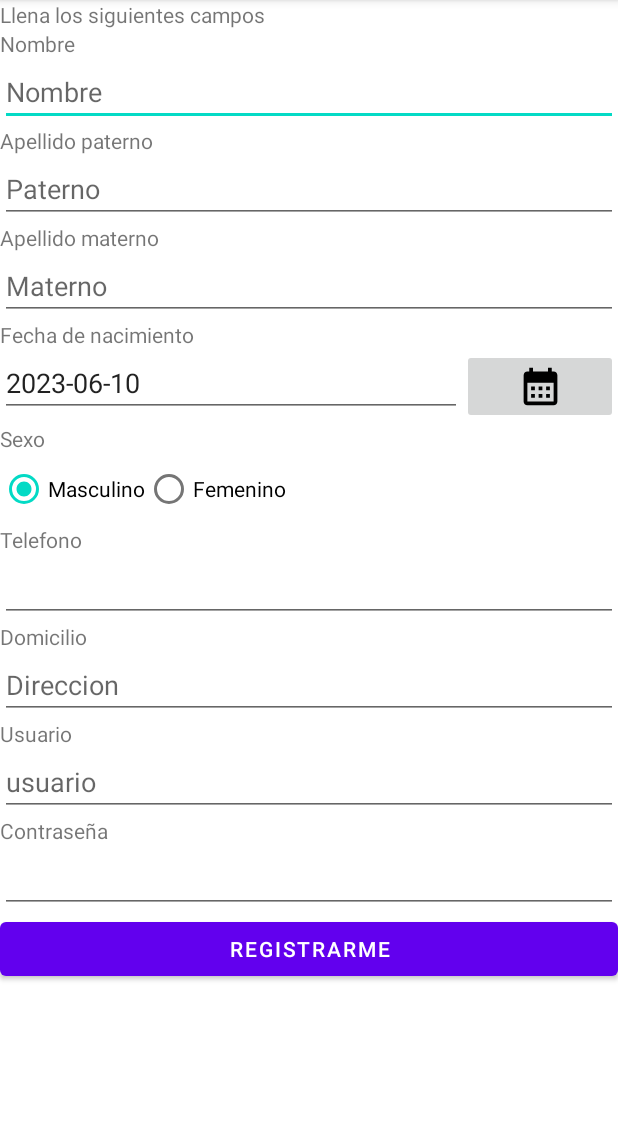
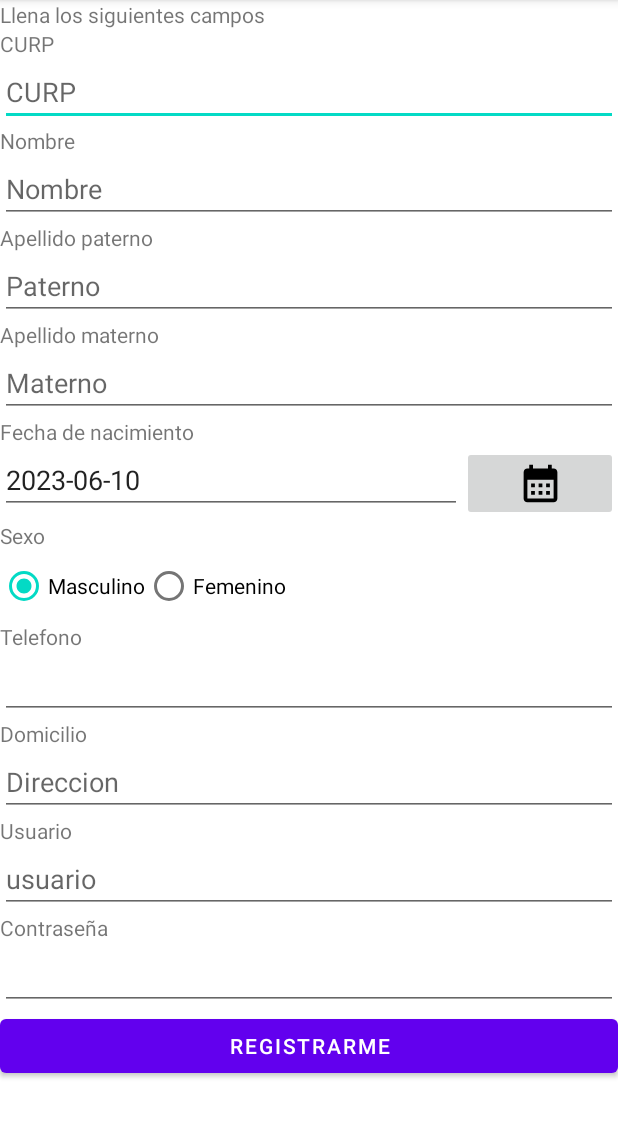
Before and after one commit to RusselCanche/AppDocumentacionTransito, an Android app: the screen it shows after launch (RegistroUsuarioActivity), after a tap on "SOY NUEVO, QUIERO REGISTRARME", on a phone screen of 412 x 824 dp, the part 84-1221 px from its top. Run offline under Robolectric (Android 15) with nearby library versions, the light colour scheme and no system bars.

Commit message:
Funcionalidad de registro y validación de datos al inciar sesión

```diff
--- a/app/src/main/AndroidManifest.xml
+++ b/app/src/main/AndroidManifest.xml
@@ -11,6 +11,9 @@
         android:supportsRtl="true"
         android:theme="@style/Theme.AppDocumentacionTransito"
         tools:targetApi="31">
+        <activity
+            android:name=".PrincipalUsuarioActivity"
+            android:exported="false" />
         <activity
             android:name=".RegistroUsuarioActivity"
             android:exported="false" />
--- a/app/src/main/java/com/example/appdocumentaciontransito/MainActivity.java
+++ b/app/src/main/java/com/example/appdocumentaciontransito/MainActivity.java
@@ -5,13 +5,29 @@ import androidx.appcompat.app.AppCompatActivity;
 import android.content.Intent;
 import android.os.Bundle;
 import android.view.View;
+import android.widget.EditText;
+import android.widget.Toast;
 
 public class MainActivity extends AppCompatActivity {
+    private EditText usuario;
+    private EditText contrasenia;
 
     @Override
     protected void onCreate(Bundle savedInstanceState) {
         super.onCreate(savedInstanceState);
         setContentView(R.layout.activity_main);
+
+        usuario = findViewById(R.id.edit_usuario_login);
+        contrasenia = findViewById(R.id.edit_contrasenia_login);
+    }
+
+    public void onIniciarSesion(View view){
+        UsuarioController usuarioController = new UsuarioController(this);
+        if(usuarioController.datosCorrectos(usuario.getText().toString(), contrasenia.getText().toString())){
+            Intent intento = new Intent(this, PrincipalUsuarioActivity.class);
+            startActivity(intento);
+        } else
+            Toast.makeText(this, "Datos incorrectos", Toast.LENGTH_SHORT).show();
     }
     public void onRegistroUsuario(View view){
         Intent intento = new Intent(this, RegistroUsuarioActivity.class);
--- a/app/src/main/java/com/example/appdocumentaciontransito/RegistroUsuarioActivity.java
+++ b/app/src/main/java/com/example/appdocumentaciontransito/RegistroUsuarioActivity.java
@@ -2,24 +2,48 @@ package com.example.appdocumentaciontransito;
 
 import androidx.appcompat.app.AppCompatActivity;
 
+import android.annotation.SuppressLint;
 import android.os.Bundle;
 import android.view.View;
-import android.widget.Button;
 import android.widget.DatePicker;
 import android.widget.EditText;
 import android.widget.ImageButton;
+import android.widget.RadioButton;
+import android.widget.Toast;
 
 public class RegistroUsuarioActivity extends AppCompatActivity {
+    private EditText curp;
+    private EditText nombre;
+    private EditText paterno;
+    private EditText materno;
     private DatePicker dpFecha;
     private ImageButton btnFecha;
     private EditText txtFecha;
+    private RadioButton masculino;
+    private RadioButton femenino;
+    private EditText telefono;
+    private EditText domicilio;
+    private EditText user;
+    private EditText contrasenia;
+    @SuppressLint("MissingInflatedId")
     @Override
     protected void onCreate(Bundle savedInstanceState) {
         super.onCreate(savedInstanceState);
         setContentView(R.layout.activity_registro_usuario);
+        curp = findViewById(R.id.edit_curp);
+        nombre = findViewById(R.id.edit_nombre);
+        materno = findViewById(R.id.edit_materno);
+        paterno = findViewById(R.id.edit_paterno);
         dpFecha = (DatePicker) findViewById(R.id.dpFecha);
         btnFecha = (ImageButton) findViewById(R.id.btnFecha);
-        txtFecha = (EditText) findViewById(R.id.ruTxtFecha);
+        txtFecha = (EditText) findViewById(R.id.edit_fecha_nac);
+        masculino = findViewById(R.id.radio_masculino);
+        femenino = findViewById(R.id.radio_femenino);
+        telefono = findViewById(R.id.edit_telefono);
+        domicilio = findViewById(R.id.edit_direccion);
+
+        user = findViewById(R.id.edit_usuario);
+        contrasenia = findViewById(R.id.edit_contrasenia);
 
         txtFecha.setText(getFechaPicker());
         dpFecha.setOnDateChangedListener(new DatePicker.OnDateChangedListener() {
@@ -42,4 +66,29 @@ public class RegistroUsuarioActivity extends AppCompatActivity {
     public void muestraCalendario(View view){
         dpFecha.setVisibility(View.VISIBLE);
     }
+
+    public void guardar(View v) {
+        PropietarioController tablaPropietario = new PropietarioController(this);
+        UsuarioController tablaUsuario = new UsuarioController(this);
+        Propietario propietario = new Propietario();
+        Usuario usuario = new Usuario();
+
+        propietario.setCurp(curp.getText().toString());
+        propietario.setNombre(nombre.getText().toString());
+        propietario.setPaterno(paterno.getText().toString());
+        propietario.setMaterno(materno.getText().toString());
+        propietario.setFechaNacimiento(txtFecha.getText().toString());
+        if(masculino.isChecked()){ propietario.setSexo("Masculino"); }
+        else { propietario.setSexo("Femenino"); }
+        propietario.setTelefono(telefono.getText().toString());
+        propietario.setDomicilio(domicilio.getText().toString());
+        tablaPropietario.guardar(propietario);
+
+        usuario.setUsername(user.getText().toString());
+        usuario.setContrasenia(contrasenia.getText().toString());
+        usuario.setCurpPropietario(curp.getText().toString());
+        tablaUsuario.guardar(usuario);
+
+        Toast.makeText(this, "Sus datos se han registrado correctamente", Toast.LENGTH_SHORT).show();
+    }
 }
--- a/app/src/main/res/layout/activity_main.xml
+++ b/app/src/main/res/layout/activity_main.xml
@@ -19,7 +19,7 @@
         android:text="Usuario/Correo" />
 
     <EditText
-        android:id="@+id/editTextTextPersonName"
+        android:id="@+id/edit_usuario_login"
         android:layout_width="match_parent"
         android:layout_height="wrap_content"
         android:ems="10"
@@ -33,7 +33,7 @@
         android:text="Contraseña" />
 
     <EditText
-        android:id="@+id/editTextTextPassword"
+        android:id="@+id/edit_contrasenia_login"
         android:layout_width="match_parent"
         android:layout_height="wrap_content"
         android:ems="10"
@@ -43,6 +43,7 @@
         android:id="@+id/button"
         android:layout_width="match_parent"
         android:layout_height="wrap_content"
+        android:onClick="onIniciarSesion"
         android:text="Iniciar Sesion" />
 
     <Button
--- a/app/src/main/res/layout/activity_registro_usuario.xml
+++ b/app/src/main/res/layout/activity_registro_usuario.xml
@@ -14,13 +14,27 @@
         android:text="Llena los siguientes campos" />
 
     <TextView
+        android:id="@+id/textView13"
+        android:layout_width="match_parent"
+        android:layout_height="wrap_content"
+        android:text="CURP" />
+
+    <EditText
+        android:id="@+id/edit_curp"
+        android:layout_width="match_parent"
+        android:layout_height="wrap_content"
+        android:ems="10"
+        android:hint="CURP"
+        android:inputType="textPersonName" />
+
+    <TextView
         android:id="@+id/textView4"
         android:layout_width="match_parent"
         android:layout_height="wrap_content"
         android:text="Nombre" />
 
     <EditText
-        android:id="@+id/editTextTextPersonName2"
+        android:id="@+id/edit_nombre"
         android:layout_width="match_parent"
         android:layout_height="wrap_content"
         android:ems="10"
@@ -34,7 +48,7 @@
         android:text="Apellido paterno" />
 
     <EditText
-        android:id="@+id/editTextTextPersonName3"
+        android:id="@+id/edit_paterno"
         android:layout_width="match_parent"
         android:layout_height="wrap_content"
         android:ems="10"
@@ -48,7 +62,7 @@
         android:text="Apellido materno" />
 
     <EditText
-        android:id="@+id/editTextTextPersonName4"
+        android:id="@+id/edit_materno"
         android:layout_width="match_parent"
         android:layout_height="wrap_content"
         android:ems="10"
@@ -67,7 +81,7 @@
         android:orientation="horizontal">
 
         <EditText
-            android:id="@+id/ruTxtFecha"
+            android:id="@+id/edit_fecha_nac"
             android:layout_width="308dp"
             android:layout_height="wrap_content"
             android:ems="10"
@@ -101,14 +115,14 @@
         android:orientation="horizontal" >
 
         <RadioButton
-            android:id="@+id/radioButton"
+            android:id="@+id/radio_masculino"
             android:layout_width="wrap_content"
             android:layout_height="wrap_content"
             android:checked="true"
             android:text="Masculino" />
 
         <RadioButton
-            android:id="@+id/radioButton2"
+            android:id="@+id/radio_femenino"
             android:layout_width="wrap_content"
             android:layout_height="wrap_content"
             android:text="Femenino" />
@@ -122,7 +136,7 @@
         android:text="Telefono" />
 
     <EditText
-        android:id="@+id/editTextPhone"
+        android:id="@+id/edit_telefono"
         android:layout_width="match_parent"
         android:layout_height="wrap_content"
         android:ems="10"
@@ -135,7 +149,7 @@
         android:text="Domicilio" />
 
     <EditText
-        android:id="@+id/editTextTextPersonName6"
+        android:id="@+id/edit_direccion"
         android:layout_width="match_parent"
         android:layout_height="wrap_content"
         android:ems="10"
@@ -149,7 +163,7 @@
         android:text="Usuario" />
 
     <EditText
-        android:id="@+id/editTextTextPersonName7"
+        android:id="@+id/edit_usuario"
         android:layout_width="match_parent"
         android:layout_height="wrap_content"
         android:ems="10"
@@ -163,7 +177,7 @@
         android:text="Contraseña" />
 
     <EditText
-        android:id="@+id/editTextTextPersonName8"
+        android:id="@+id/edit_contrasenia"
         android:layout_width="match_parent"
         android:layout_height="wrap_content"
         android:ems="10"
@@ -173,6 +187,7 @@
         android:id="@+id/button3"
         android:layout_width="match_parent"
         android:layout_height="wrap_content"
+        android:onClick="guardar"
         android:text="Registrarme" />
 
 
```
Also changed, not shown: app/src/main/java/com/example/appdocumentaciontransito/PrincipalUsuarioActivity.java (added, +14 -0 lines), app/src/main/java/com/example/appdocumentaciontransito/UsuarioController.java (+23 -1 lines), app/src/main/res/layout/activity_principal_usuario.xml (added, +16 -0 lines).
